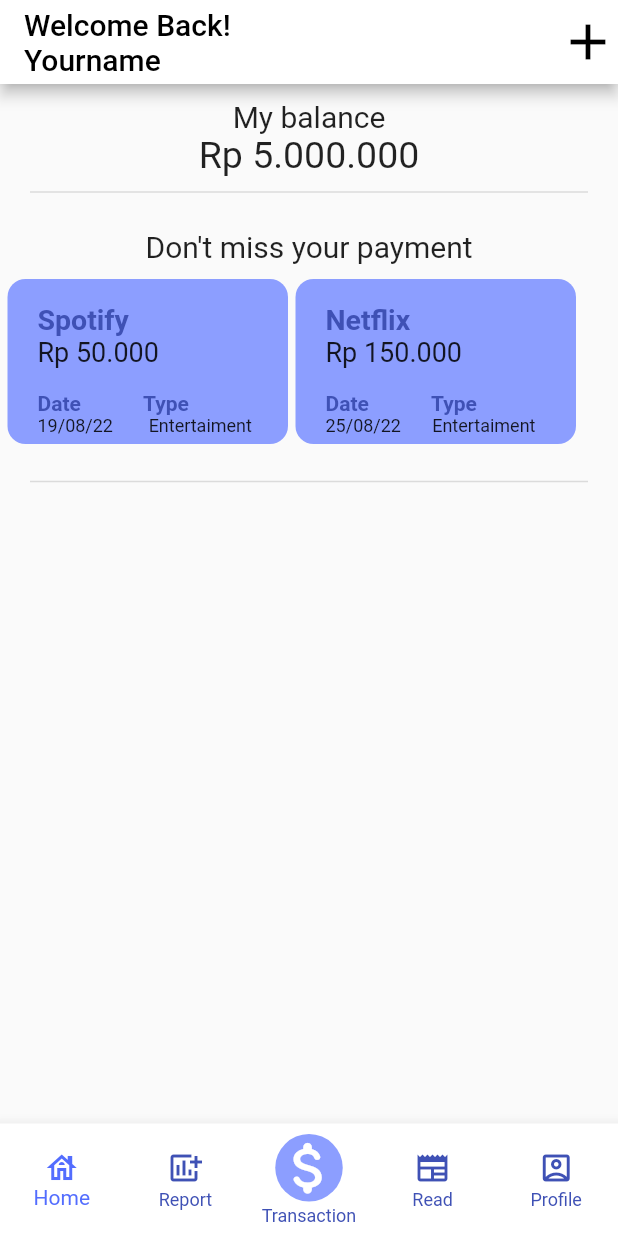
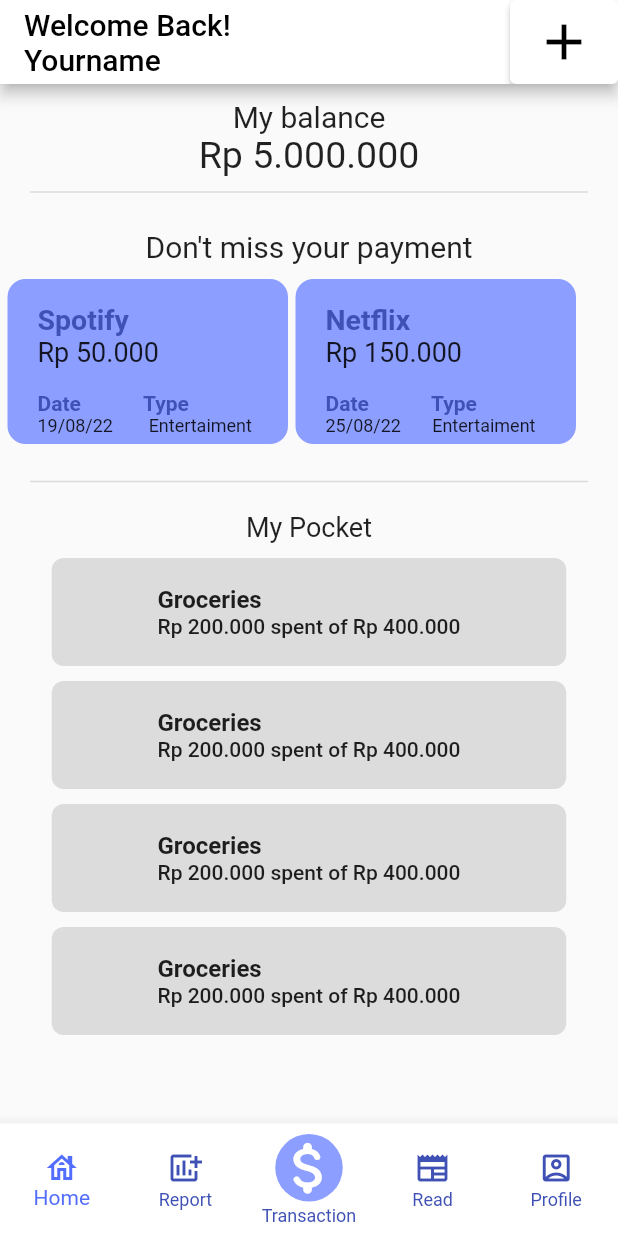
Before and after one commit to PPL-Waffar/iSaveit-flutter, a Flutter app: the screen it shows after launch, on a phone screen of 412 x 824 dp. Run offline on Flutter 3.47's test engine with Material 2 defaults, Android fonts, the phone set to English and light mode, and no system bars.

Commit message:
Finishing homepage

```diff
--- a/lib/page/homepage.dart
+++ b/lib/page/homepage.dart
@@ -11,7 +11,17 @@ class HomeView extends StatelessWidget {
           backgroundColor: Colors.white,
           title: Text ("Welcome Back! \nYourname", style: TextStyle(color: Colors.black),),
             actions: [
-              Icon(Icons.add, color: Colors.black, size: 40,),
+              ElevatedButton(
+                  style: ElevatedButton.styleFrom(
+                    backgroundColor: Colors.white,
+                  ),
+                  onPressed: (){
+                    Navigator.push(
+                        context,
+                        MaterialPageRoute(builder: (context) => const add_pocket())
+                    );
+                  },
+                  child: Icon(Icons.add, color: Colors.black, size: 40,))
             ],
           ),
 
@@ -144,7 +154,151 @@ class pocket extends StatelessWidget {
   @override
   Widget build(BuildContext context){
     return Container(
+        child: Column(
+        children : <Widget>[
+          SizedBox(height: 10,),
+          Text('My Pocket', style: TextStyle(fontSize: 18,), textDirection: TextDirection.ltr,),
+          SizedBox(height: 10,),
+          SizedBox(
+              height: 72,
+              width: 343,
+              child: ElevatedButton(
+                onPressed: null,
+                style: ElevatedButton.styleFrom(
+                    backgroundColor: Colors.indigoAccent,
+                    shape: RoundedRectangleBorder(borderRadius: BorderRadius.circular(8))
 
+                ),
+                child: RichText(
+                  text: TextSpan(
+                      style: DefaultTextStyle.of(context).style,
+                      children: const <TextSpan>[
+                        TextSpan(text: 'Groceries\n', style: TextStyle(fontSize: 16, fontWeight: FontWeight.w700),),
+                        TextSpan(text: 'Rp 200.000 spent of Rp 400.000', style: TextStyle(fontSize: 14, fontWeight: FontWeight.w500))
+                      ],
+                  ),
+                ),
+              ),
+            ),
+          SizedBox(height: 10,),
+          SizedBox(
+            height: 72,
+            width: 343,
+
+            child: ElevatedButton(
+              style: ElevatedButton.styleFrom(
+                backgroundColor: Colors.indigoAccent,
+                shape: RoundedRectangleBorder(borderRadius: BorderRadius.circular(8))
+
+              ),
+              onPressed: null,
+              child: RichText(
+                text: TextSpan(
+                  style: DefaultTextStyle.of(context).style,
+                  children: const <TextSpan>[
+                    TextSpan(text: 'Groceries\n', style: TextStyle(fontSize: 16, fontWeight: FontWeight.w700),),
+                    TextSpan(text: 'Rp 200.000 spent of Rp 400.000', style: TextStyle(fontSize: 14, fontWeight: FontWeight.w500))
+                  ],
+                ),
+              ),
+            ),
+          ),
+          SizedBox(height: 10,),
+          SizedBox(
+            height: 72,
+            width: 343,
+
+            child: ElevatedButton(
+              style: ElevatedButton.styleFrom(
+                  backgroundColor: Colors.indigoAccent,
+                  shape: RoundedRectangleBorder(borderRadius: BorderRadius.circular(8))
+
+              ),
+              onPressed: null,
+              child: RichText(
+                text: TextSpan(
+                  style: DefaultTextStyle.of(context).style,
+                  children: const <TextSpan>[
+                    TextSpan(text: 'Groceries\n', style: TextStyle(fontSize: 16, fontWeight: FontWeight.w700),),
+                    TextSpan(text: 'Rp 200.000 spent of Rp 400.000', style: TextStyle(fontSize: 14, fontWeight: FontWeight.w500))
+                  ],
+                ),
+              ),
+            ),
+          ),
+          SizedBox(height: 10,),
+          SizedBox(
+            height: 72,
+            width: 343,
+            child: ElevatedButton(
+              style: ElevatedButton.styleFrom(
+                  padding: EdgeInsets.fromLTRB(0, 0,0 ,0),
+                  primary: Colors.indigoAccent,
+                  shape: RoundedRectangleBorder(borderRadius: BorderRadius.circular(8))
+
+              ),
+              onPressed: null,
+              child: RichText(
+                text: TextSpan(
+                  style: DefaultTextStyle.of(context).style,
+                  children: const <TextSpan>[
+                    TextSpan(text: 'Groceries\n', style: TextStyle(fontSize: 16, fontWeight: FontWeight.w700),),
+                    TextSpan(text: 'Rp 200.000 spent of Rp 400.000', style: TextStyle(fontSize: 14, fontWeight: FontWeight.w500))
+                  ],
+                ),
+              ),
+            ),
+          ),
+          ],
+        ),
     );
   }
 }
+
+class add_pocket extends StatelessWidget {
+  const add_pocket({super.key});
+
+  @override
+  Widget build(BuildContext context) {
+    return Scaffold(
+      appBar: AppBar(
+        backgroundColor: Colors.white,
+        title: const Text('Add planned payment & pocket', style: TextStyle(color: Colors.black),),
+      ),
+      body: Center(
+        child: Column(
+          children: [
+            SizedBox(
+              height: 150,
+            ),
+            Text('Add', style: TextStyle(fontSize: 24, fontWeight: FontWeight.w700),),
+            ElevatedButton(
+              style: ElevatedButton.styleFrom(
+                backgroundColor: Colors.indigo
+              ),// <-- ElevatedButton
+              onPressed: () {
+                Navigator.pop(context);
+              },
+              child: Text ('New Pocket'),
+              ),
+            ElevatedButton(
+              style: ElevatedButton.styleFrom(
+                backgroundColor: Color(0xFFdfe2ff)
+              ),
+                onPressed:(){
+                  Navigator.pop(context);
+                },
+                child: Text('Planned Payment', style: TextStyle(color: Colors.indigo),),
+            ),
+            TextButton(     // <-- TextButton
+              onPressed: () {
+                Navigator.pop(context);
+              },
+             child: Text('Cancel', style: TextStyle(color: Colors.red),),
+            ),
+          ]
+        ),
+      ),
+    );
+  }
+}
```
